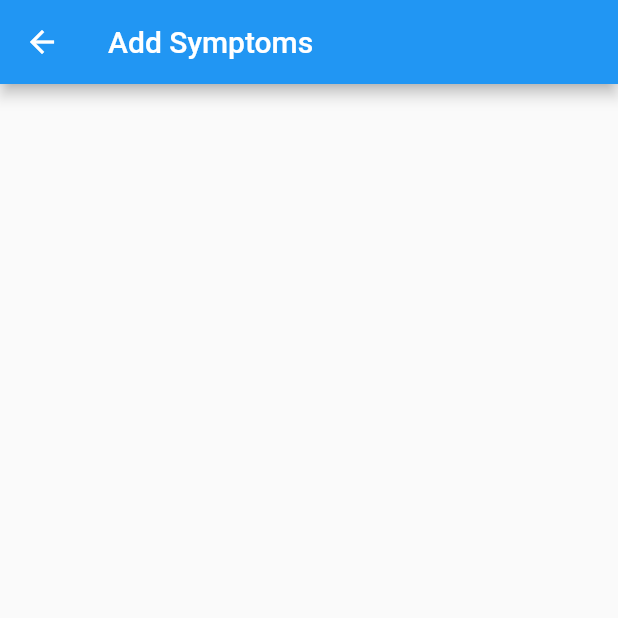
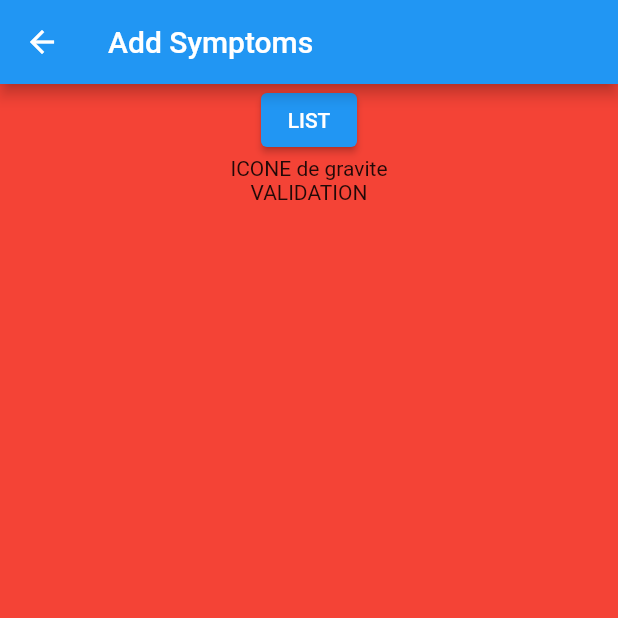
Before and after one commit to Kritor-cyber/MaMuco, a Flutter app: the AddSymptoms screen opened directly, on a phone screen of 412 x 824 dp, the top half of it. Run offline on Flutter 3.47's test engine with Material 2 defaults, Android fonts, the phone set to English and light mode, and no system bars; our stand-ins replace syncfusion_flutter_calendar; missing offline and left inert: syncfusion_localizations.

Commit message:
Starting Symptoms adding page

```diff
--- a/lib/AddSymptoms.dart
+++ b/lib/AddSymptoms.dart
@@ -3,13 +3,130 @@ import 'package:flutter/material.dart';
 
 import 'utilities.dart';
 
-class AddSymptoms extends StatelessWidget {
+class AddSymptoms extends StatefulWidget {
+  Widget symptomSelection;
+  bool selectingSymptom = false;
+
+  @override
+  State<StatefulWidget> createState() => _AddSymptoms();
+}
+
+class _AddSymptoms extends State<AddSymptoms> {
   @override
   Widget build(BuildContext context) {
+    widget.symptomSelection = GestureDetector(
+      onTap: () {
+        setState(() {
+          widget.selectingSymptom = false;
+        });
+      },
+      child: Container(
+        padding: EdgeInsets.all(25),
+        color: Color.fromARGB(138, 217, 0, 255),
+        child: Flex(
+          direction: Axis.horizontal,
+          children: [
+            Expanded(
+              child: Column(
+                children: [
+                  Text("Choississez le symptôme à ajouter :"),
+                  Container(
+                    child: ListView(
+                      shrinkWrap: true,
+                      children: [
+                        ListTile(
+                          title: Text("Symptome enregistrer 1"),
+                          tileColor: Colors.red,
+                          subtitle: Text("sous-titre"),
+                          leading: Text("ICONE"),
+                          onTap: () {
+                            setState(() {
+                              print("Symptome 1 selected");
+                              widget.selectingSymptom = false;
+                            });
+                          },
+                        ),
+                        ListTile(
+                          title: Text("Symptome enregistrer 2"),
+                          tileColor: Colors.blue,
+                          subtitle: Text("sous-titre"),
+                          leading: Text("ICONE"),
+                          onTap: () {
+                            setState(() {
+                              print("Symptome 2 selected");
+                              widget.selectingSymptom = false;
+                            });
+                          },
+                        ),
+                        ListTile(
+                          title: Text("Symptome enregistrer 3"),
+                          tileColor: Colors.green,
+                          subtitle: Text("sous-titre"),
+                          leading: Text("ICONE"),
+                          onTap: () {
+                            setState(() {
+                              print("Symptome 3 selected");
+                              widget.selectingSymptom = false;
+                            });
+                          },
+                        ),
+                        ListTile(
+                          title: Text("Ajouter un nouveau symptome à la liste"),
+                          tileColor: Colors.yellow,
+                          subtitle: Text("sous-titre"),
+                          leading: Text("ICONE"),
+                          onTap: () {
+                            setState(() {
+                              print("Add symptom");
+                              widget.selectingSymptom = false;
+                            });
+                          },
+                        ),
+                      ],
+                    ),
+                  ),
+                ],
+              ),
+            ),
+          ],
+        ),
+      ),
+    );
+
     return Scaffold(
       appBar: AppBar(
         title: Text(language.getAddSymptoms()),
       ),
+      body: Container(
+        color: Colors.red,
+        child: Stack(
+          children: [
+            Positioned(
+              left: 0,
+              right: 0,
+              child: Column(
+                children: [
+                  ElevatedButton(
+                    onPressed: () {
+                      setState(() {
+                        widget.selectingSymptom = true;
+                      });
+                    },
+                    style: ButtonStyle(
+                      backgroundColor:
+                          MaterialStateProperty.all<Color>(Colors.blue),
+                    ),
+                    child: Text("LIST"),
+                  ),
+                  Text("ICONE de gravite"),
+                  Text("VALIDATION"),
+                ],
+              ),
+            ),
+            widget.selectingSymptom ? widget.symptomSelection : Container(),
+          ],
+        ),
+      ),
     );
   }
 }
```
